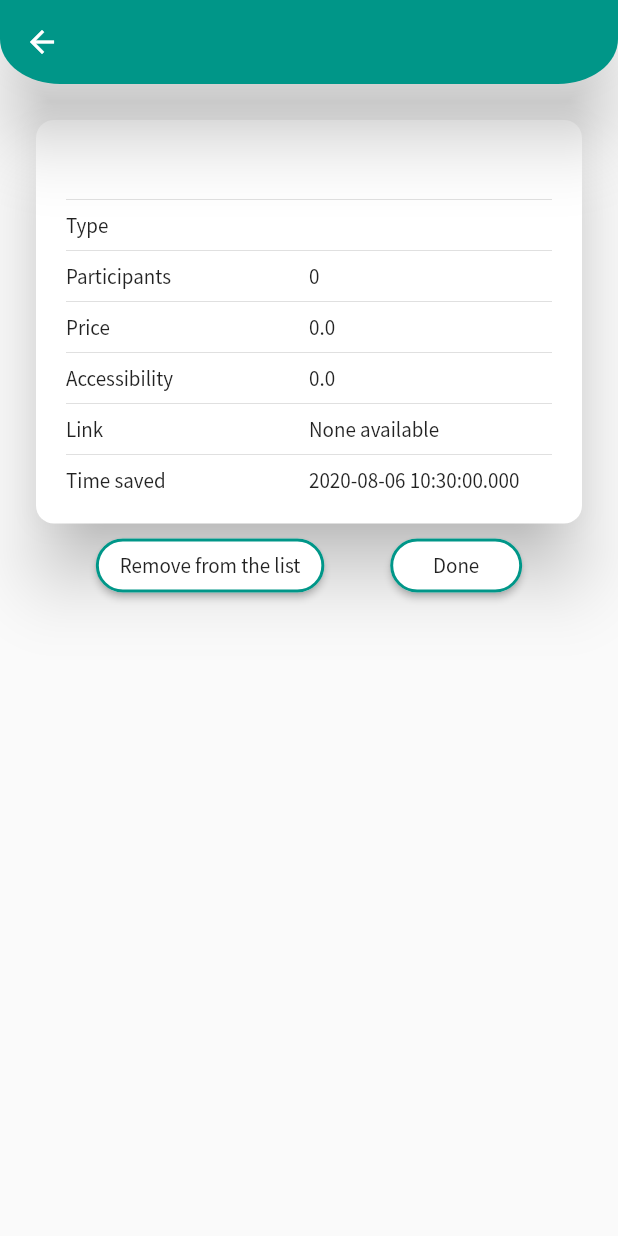
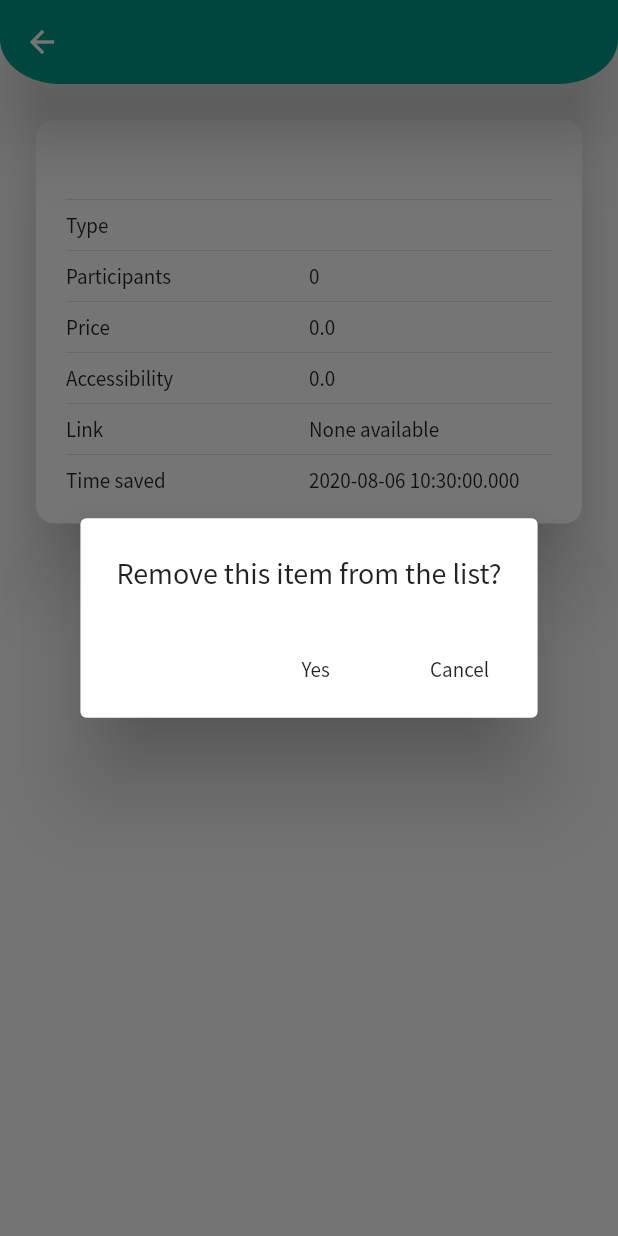
Before and after one commit to prabhaskumra/I-am-bored, a Flutter app: the ListDetailScreen screen opened directly with empty values, after a tap on "Remove from the list", on a phone screen of 412 x 824 dp. Run offline on Flutter 3.47's test engine with Material 2 defaults, Android fonts, the phone set to English and light mode, and no system bars; drawn by our look-alikes of flutter_linkify; our stand-ins replace bottom_navy_bar, share, sqflite; accounts and stored records are empty.

Commit message:
dialouge for deletion

```diff
--- a/i_am_bored/lib/screens/list_detail_screen.dart
+++ b/i_am_bored/lib/screens/list_detail_screen.dart
@@ -1,3 +1,5 @@
+import 'dart:io';
+
 import 'package:flutter/cupertino.dart';
 import 'package:flutter/material.dart';
 import 'package:flutter/services.dart';
@@ -60,8 +62,7 @@ class _ListDetailScreenState extends State<ListDetailScreen> {
   );
 
   // CupertinoAlertDialog iosStyle = CupertinoAlertDialog(
-  //   // title: Text("You sure want to delete the item?"),
-
+  //   title: Text("You sure want to delete the item?"),
   //   content: Text("Thisis my message."),
   //   actions: [
   //     CupertinoDialogAction(
@@ -202,14 +203,69 @@ class _ListDetailScreenState extends State<ListDetailScreen> {
                     onPressed: () {
                       // Navigator.pop(context);
                       vibrate();
-                      indexData.removeItem(widget.index);
-                      Navigator.pop(context);
-                      // showDialog(
-                      //   context: context,
-                      //   builder: (BuildContext context) {
-                      //     return androidStyle;
-                      //   },
-                      // );
+                      // indexData.removeItem(widget.index);
+                      // Navigator.pop(context);
+                      showDialog(
+                        context: context,
+                        builder: (BuildContext context) {
+                          return Platform.isIOS
+                              ? CupertinoAlertDialog(
+                                  title:
+                                      Text("Remove this item from the list?"),
+                                  // content: Text("Thisis my message."),
+                                  actions: [
+                                    // CupertinoDialogAction(
+                                    //   child: FlatButton(
+                                    //     onPressed: () {
+                                    //       indexData.removeItem(widget.index);
+                                    //       Navigator.pop(context);
+                                    //       Navigator.pop(context);
+                                    //     },
+                                    //     child: Text('Yes'),
+                                    //   ),
+                                    // ),
+                                    CupertinoDialogAction(
+                                      child: Text("Yes"),
+                                      onPressed: () {
+                                        indexData.removeItem(widget.index);
+                                        Navigator.pop(context);
+                                        Navigator.pop(context);
+                                      },
+                                    ),
+                                    CupertinoDialogAction(
+                                      child: Text("Cancel"),
+                                      onPressed: () {
+                                        Navigator.pop(context);
+                                      },
+                                    ),
+                                  ],
+                                )
+                              : AlertDialog(
+                                  title:
+                                      Text("Remove this item from the list?"),
+                                  // content: Text("This is my message."),
+                                  actions: [
+                                    FlatButton(
+                                      child: Text("Yes"),
+                                      onPressed: () {
+                                        // indexData.removeItem(widget.index);
+                                        indexData.removeItem(widget.index);
+                                        Navigator.pop(context);
+                                        Navigator.pop(context);
+                                      },
+                                    ),
+                                    FlatButton(
+                                      child: Text("Cancel"),
+                                      onPressed: () {
+                                        // DismissAction(context);
+                                        // indexData.removeItem(widget.index);
+                                        Navigator.pop(context);
+                                      },
+                                    ),
+                                  ],
+                                );
+                        },
+                      );
                       // showCupertinoDialog(
                       //     context: context,
                       //     builder: (BuildContext context) {
--- a/i_am_bored/pubspec.yaml
+++ b/i_am_bored/pubspec.yaml
@@ -31,6 +31,7 @@ dependencies:
   provider: ^4.3.1
   intl: ^0.16.1
   sqflite: ^1.3.1
+  path_provider: ^1.6.11
 
   # The following adds the Cupertino Icons font to your application.
   # Use with the CupertinoIcons class for iOS style icons.
```
Also changed, not shown: i_am_bored/pubspec.lock, 2 other files.
